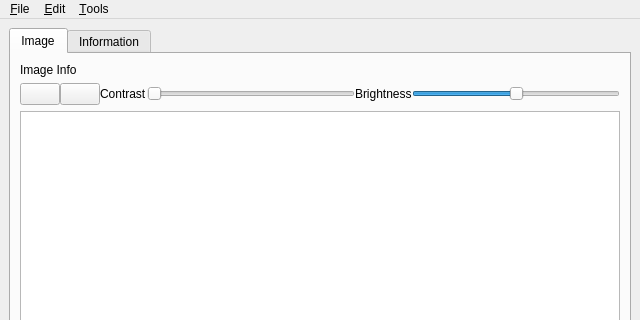
frankyeh/DSI-Studio, file view_image.ui: the form before one commit; both pictures show x 0 to 640 and y 0 to 320 of the 640 by 480 pixel window.
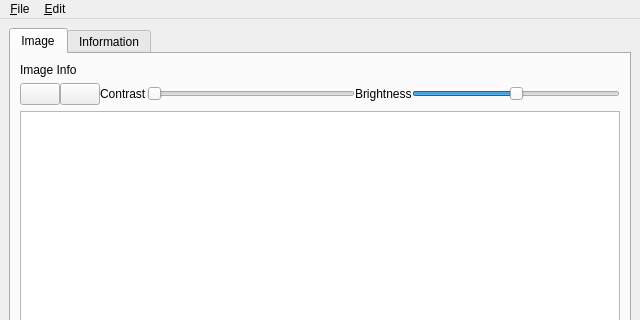
The form after the commit. Icons and pictures are not drawn.

Commit message: [gui] add new functions to view image dialog

The edit to the form file:
```diff
--- a/view_image.ui
+++ b/view_image.ui
@@ -188,16 +188,11 @@
     <addaction name="actionMasking"/>
     <addaction name="actionResize"/>
     <addaction name="actionTranslocate"/>
-   </widget>
-   <widget class="QMenu" name="menuTools">
-    <property name="title">
-     <string>&amp;Tools</string>
-    </property>
-    <addaction name="actionResample"/>
+    <addaction name="actionTrim"/>
+    <addaction name="actionSet_Translocation"/>
    </widget>
    <addaction name="menu_File"/>
    <addaction name="menu_Edit"/>
-   <addaction name="menuTools"/>
   </widget>
   <action name="action_Save_as">
    <property name="text">
```
Left out of the diff: 11 changed lines with no effect on the pictures. The commit also changes 2 other files.
